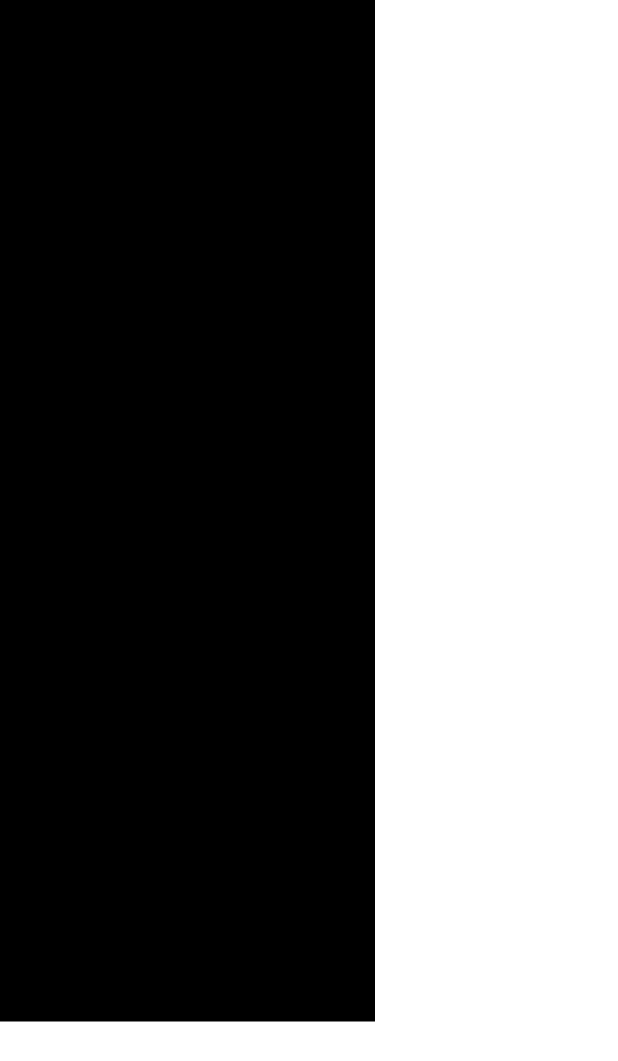
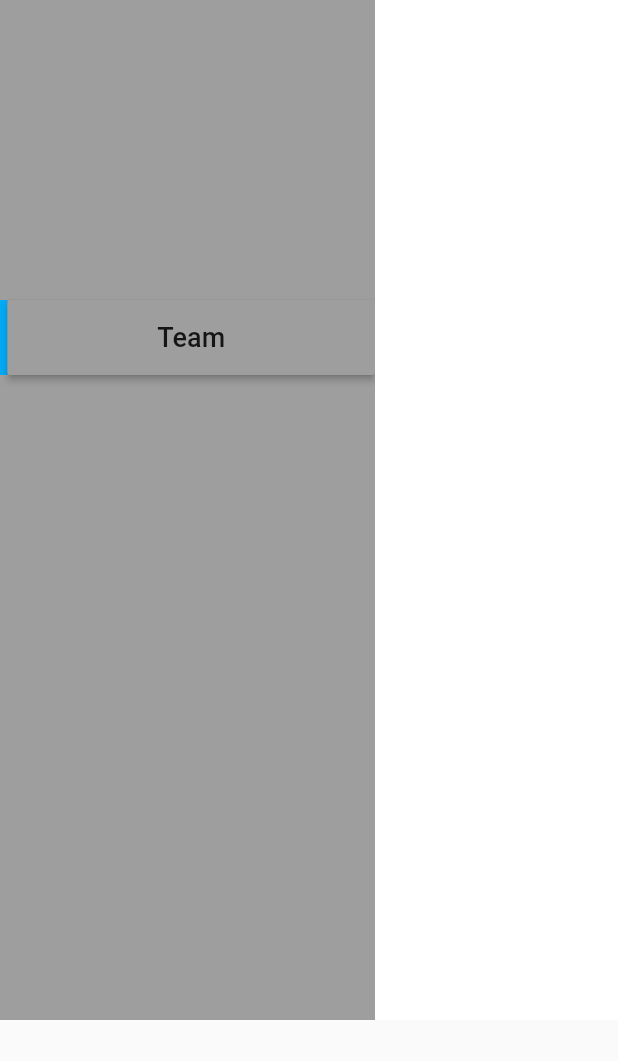
Before and after one commit to easyissueboard/EIB-Desktop, a Flutter app: the screen it shows after launch, on a phone screen of 412 x 824 dp. Shown: the top 1061 px of the screen. Run offline on Flutter 3.47's test engine with Material 2 defaults, Android fonts, the phone set to English and light mode, and no system bars; missing offline and left inert: flutter_acrylic, window_size.

Commit message:
Develop (#1)
* new button widget

* screen

* window state change

* ..

```diff
--- a/lib/main.dart
+++ b/lib/main.dart
@@ -1,13 +1,16 @@
+import 'dart:io';
+import 'dart:ui';
 import 'package:flutter/material.dart';
-import 'package:easyissueboard/screens/team.dart';
+import 'package:easyissueboard/screens/mainscreen.dart';
 import 'package:window_size/window_size.dart';
-//import 'package:bitsdojo_window/bitsdojo_window.dart';
+import 'package:flutter_acrylic/flutter_acrylic.dart';
 
-void main() {
-  runApp(const MyApp());
+Future<void> main() async {
   WidgetsFlutterBinding.ensureInitialized();
+  await Window.initialize();
+  runApp(MyApp());
+  setWindowMaxSize(const Size(1280, 800));
   setWindowMinSize(const Size(1280, 800));
-  setWindowMaxSize(const Size(1280, 800));
 }
 
 class MyApp extends StatelessWidget {
--- /dev/null
+++ b/lib/screens/issue.dart
@@ -0,0 +1,21 @@
+import 'package:flutter/material.dart';
+
+class Issue extends StatefulWidget {
+  const Issue({Key? key}) : super(key: key);
+
+  @override
+  _IssueState createState() => _IssueState();
+}
+
+class _IssueState extends State<Issue> {
+  @override
+  Widget build(BuildContext context) {
+    return Expanded(
+      child: Container(
+        color: Colors.white,
+        height: 680,
+        width: 10,
+      ),
+    );
+  }
+}
--- a/lib/screens/team.dart
+++ b/lib/screens/mainscreen.dart
@@ -1,3 +1,5 @@
+import 'package:easyissueboard/screens/issue.dart';
+import 'package:easyissueboard/screens/tabbar.dart';
 import 'package:flutter/material.dart';
 
 class Team extends StatelessWidget {
@@ -6,16 +8,12 @@ class Team extends StatelessWidget {
   @override
   Widget build(BuildContext context) {
     return Scaffold(
-      backgroundColor: Colors.white,
       body: Column(
         children: [
           Row(
             children: [
-              Container(
-                width: 250,
-                height: 681,
-                color: Colors.black,
-              )
+              Tabbar(),
+              Issue(),
             ],
           )
         ],
--- /dev/null
+++ b/lib/screens/tabbar.dart
@@ -0,0 +1,38 @@
+import 'package:easyissueboard/widgets/tabbutton.dart';
+import 'package:flutter/material.dart';
+import 'dart:io';
+import 'package:flutter_acrylic/flutter_acrylic.dart';
+
+class Tabbar extends StatefulWidget {
+  const Tabbar({Key? key}) : super(key: key);
+
+  @override
+  _TabbarState createState() => _TabbarState();
+}
+
+class _TabbarState extends State<Tabbar> {
+  // WindowEffect effect = WindowEffect.acrylic;
+  //Color color = Platform.isWindows ? Color(0x000000) : Colors.transparent;
+  @override
+  // void initState() {
+  //   super.initState();
+  //   this.setWindowEffect(this.effect);
+  // }
+
+  // void setWindowEffect(WindowEffect? value) {
+  //   Window.setEffect(
+  //     effect: value!,
+  //     color: this.color,
+  //     dark: true,
+  //   );
+  // }*
+
+  Widget build(BuildContext context) {
+    return Container(
+      width: 250,
+      height: 680,
+      color: Color(0xE7E6E6),
+      child: MovePage(),
+    );
+  }
+}
--- /dev/null
+++ b/lib/widgets/tabbutton.dart
@@ -0,0 +1,66 @@
+import 'package:flutter/material.dart';
+
+class MovePage extends StatefulWidget {
+  const MovePage({Key? key}) : super(key: key);
+
+  @override
+  _MovePageState createState() => _MovePageState();
+}
+
+class _MovePageState extends State<MovePage> {
+  String TeamButtonState = 'Team';
+  String IssueBoardButtonState = 'IssueBoard';
+  String UserButtonState = 'User';
+  var _color = Colors.grey;
+  @override
+  Widget build(BuildContext context) {
+    return Stack(
+      children: [
+        Container(
+            width: 250,
+            height: 680,
+            color: Colors.grey,
+            child: Column(
+              children: [
+                SizedBox(
+                  height: 200,
+                ),
+                Row(
+                  children: [
+                    Container(
+                      width: 5,
+                      height: 50,
+                      color: Colors.lightBlue,
+                    ),
+                    Container(
+                      width: 245,
+                      height: 50,
+                      child: RaisedButton(
+                        child: Text(
+                          '$TeamButtonState',
+                          style: TextStyle(fontSize: 18),
+                        ),
+                        onPressed: ChangeTextTeam,
+                        color: _color,
+                      ),
+                    )
+                  ],
+                ),
+              ],
+            ))
+      ],
+    );
+  }
+
+  void ChangeTextTeam() {
+    setState(() {
+      if (TeamButtonState == 'Team') {
+        TeamButtonState = 'TEAM';
+        _color = Colors.green;
+      } else {
+        TeamButtonState = 'Team';
+        _color = Colors.grey;
+      }
+    });
+  }
+}
--- a/pubspec.yaml
+++ b/pubspec.yaml
@@ -37,6 +37,7 @@ dependencies:
   cupertino_icons: ^1.0.2
   desktop_window: ^0.4.0
   bitsdojo_window: ^0.1.1+1
+  flutter_acrylic: ^0.1.0
 
 dev_dependencies:
   flutter_test:
```
Also changed, not shown: pubspec.lock, 2 other files.
